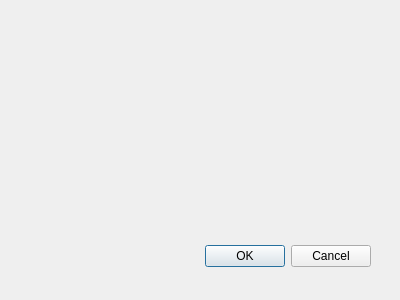
First picture: the form in qt-ebug2014-control-mc/qt-ebug2014-control2/dialogCommsInAdd.ui, repository monash-wsrn/ebug2014-qt, before the edit.
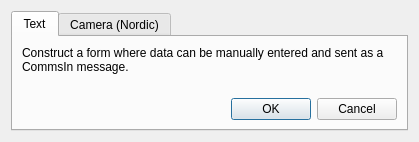
Second picture: the form after the edit.

Commit message: Getting Nordic camera messages and starting translation.

Diff of the .ui file:
```diff
--- a/qt-ebug2014-control-mc/qt-ebug2014-control2/dialogCommsInAdd.ui
+++ b/qt-ebug2014-control-mc/qt-ebug2014-control2/dialogCommsInAdd.ui
@@ -8,29 +8,73 @@
    <rect>
     <x>0</x>
     <y>0</y>
-    <width>400</width>
-    <height>300</height>
+    <width>419</width>
+    <height>142</height>
    </rect>
   </property>
   <property name="windowTitle">
    <string>Dialog</string>
   </property>
-  <widget name="buttonBox" class="QDialogButtonBox">
-   <property name="geometry">
-    <rect>
-     <x>30</x>
-     <y>240</y>
-     <width>341</width>
-     <height>32</height>
-    </rect>
-   </property>
-   <property name="orientation">
-    <enum>Qt::Horizontal</enum>
-   </property>
-   <property name="standardButtons">
-    <set>QDialogButtonBox::Cancel|QDialogButtonBox::Ok</set>
-   </property>
-  </widget>
+  <layout class="QVBoxLayout" name="verticalLayout">
+   <item>
+    <widget class="QTabWidget" name="tabsType">
+     <property name="currentIndex">
+      <number>0</number>
+     </property>
+     <widget class="QWidget" name="tabText">
+      <attribute name="title">
+       <string>Text</string>
+      </attribute>
+      <layout class="QVBoxLayout" name="verticalLayout_2">
+       <item>
+        <widget class="QLabel" name="labelTextInfo">
+         <property name="text">
+          <string>Construct a form where data can be manually entered and sent as a CommsIn message.</string>
+         </property>
+         <property name="alignment">
+          <set>Qt::AlignLeading|Qt::AlignLeft|Qt::AlignTop</set>
+         </property>
+         <property name="wordWrap">
+          <bool>true</bool>
+         </property>
+        </widget>
+       </item>
+       <item>
+        <widget class="QDialogButtonBox" name="btnTextOkCancel">
+         <property name="orientation">
+          <enum>Qt::Horizontal</enum>
+         </property>
+         <property name="standardButtons">
+          <set>QDialogButtonBox::Cancel|QDialogButtonBox::Ok</set>
+         </property>
+        </widget>
+       </item>
+      </layout>
+     </widget>
+     <widget class="QWidget" name="tabNordic">
+      <attribute name="title">
+       <string>Camera (Nordic)</string>
+      </attribute>
+      <layout class="QVBoxLayout" name="verticalLayout_3">
+       <item>
+        <widget class="QLabel" name="labelNordicInfo">
+         <property name="text">
+          <string>Connect to a camera transmitting through a Nordic chip.</string>
+         </property>
+        </widget>
+       </item>
+       <item>
+        <widget class="QDialogButtonBox" name="btnNordicOkCancel">
+         <property name="standardButtons">
+          <set>QDialogButtonBox::Cancel|QDialogButtonBox::Ok</set>
+         </property>
+        </widget>
+       </item>
+      </layout>
+     </widget>
+    </widget>
+   </item>
+  </layout>
  </widget>
  <pixmapfunction/>
  <resources/>
```
Left out of the diff: 42 changed lines with no effect on the pictures. The commit also changes 35 other files.
